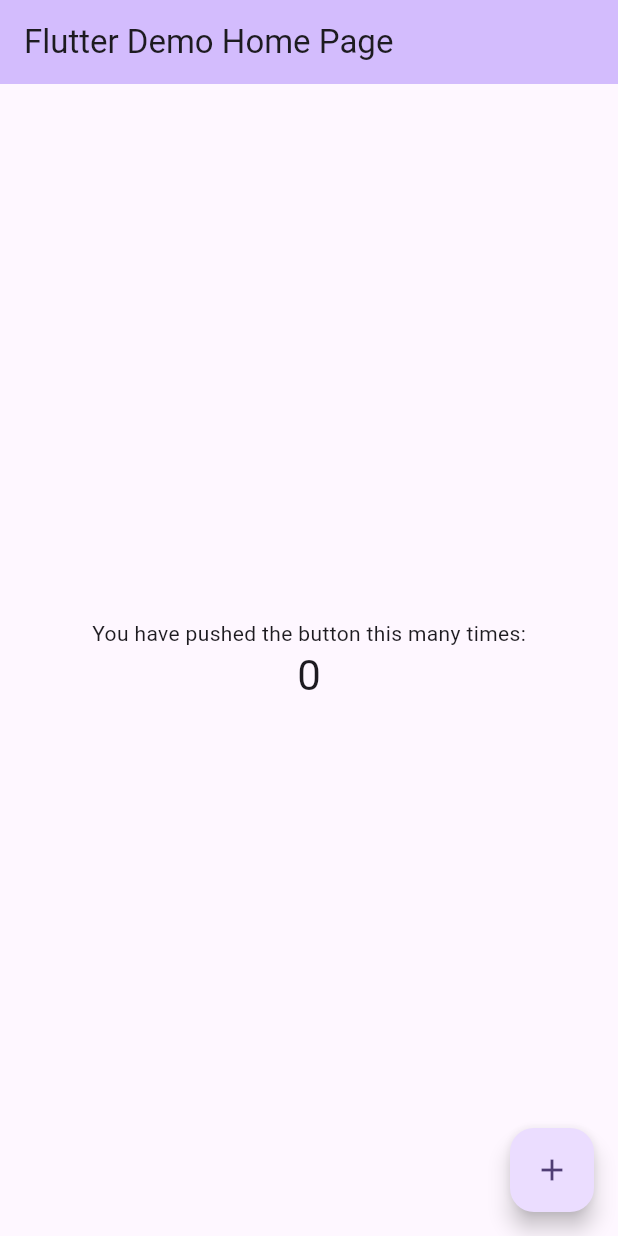
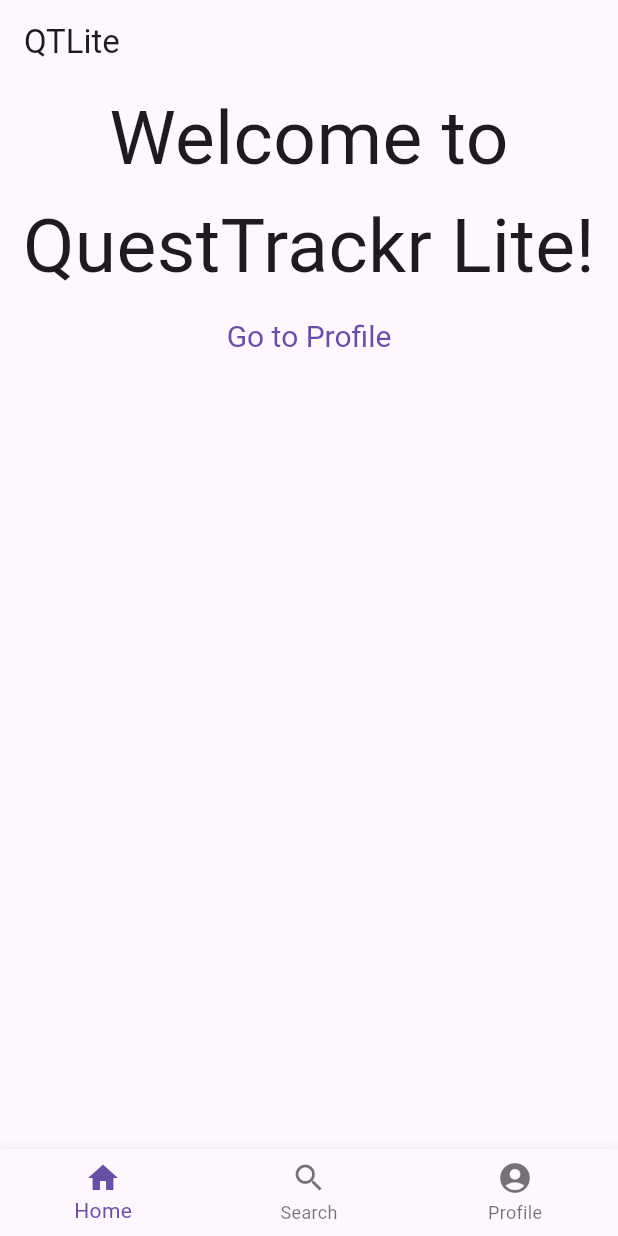
Before and after one commit to EukaryoticCS/QTLite, a Flutter app: the screen it shows after launch, on a phone screen of 412 x 824 dp. Run offline on Flutter 3.47's test engine with Material 3 defaults, Android fonts, the phone set to English and light mode, and no system bars.

Commit message:
Added basic layout

```diff
--- a/lib/main.dart
+++ b/lib/main.dart
@@ -1,125 +1,61 @@
+// ignore_for_file: prefer_const_constructors
+
 import 'package:flutter/material.dart';
 
-void main() {
-  runApp(const MyApp());
-}
+void main() => runApp(MyApp());
 
 class MyApp extends StatelessWidget {
   const MyApp({super.key});
-
   // This widget is the root of your application.
   @override
   Widget build(BuildContext context) {
     return MaterialApp(
-      title: 'Flutter Demo',
+      // Application name
+      title: 'QTLite',
+      // Application theme data, you can set the colors for the application as
+      // you want
       theme: ThemeData(
-        // This is the theme of your application.
-        //
-        // TRY THIS: Try running your application with "flutter run". You'll see
-        // the application has a purple toolbar. Then, without quitting the app,
-        // try changing the seedColor in the colorScheme below to Colors.green
-        // and then invoke "hot reload" (save your changes or press the "hot
-        // reload" button in a Flutter-supported IDE, or press "r" if you used
-        // the command line to start the app).
-        //
-        // Notice that the counter didn't reset back to zero; the application
-        // state is not lost during the reload. To reset the state, use hot
-        // restart instead.
-        //
-        // This works for code too, not just values: Most code changes can be
-        // tested with just a hot reload.
-        colorScheme: ColorScheme.fromSeed(seedColor: Colors.deepPurple),
-        useMaterial3: true,
+        // useMaterial3: true,
+        primarySwatch: Colors.purple,
       ),
-      home: const MyHomePage(title: 'Flutter Demo Home Page'),
+      // A widget which will be started on application startup
+      home: MyHomePage(title: 'QTLite'),
     );
   }
 }
 
-class MyHomePage extends StatefulWidget {
+class MyHomePage extends StatelessWidget {
+  final String title;
   const MyHomePage({super.key, required this.title});
-
-  // This widget is the home page of your application. It is stateful, meaning
-  // that it has a State object (defined below) that contains fields that affect
-  // how it looks.
-
-  // This class is the configuration for the state. It holds the values (in this
-  // case the title) provided by the parent (in this case the App widget) and
-  // used by the build method of the State. Fields in a Widget subclass are
-  // always marked "final".
-
-  final String title;
-
-  @override
-  State<MyHomePage> createState() => _MyHomePageState();
-}
-
-class _MyHomePageState extends State<MyHomePage> {
-  int _counter = 0;
-
-  void _incrementCounter() {
-    setState(() {
-      // This call to setState tells the Flutter framework that something has
-      // changed in this State, which causes it to rerun the build method below
-      // so that the display can reflect the updated values. If we changed
-      // _counter without calling setState(), then the build method would not be
-      // called again, and so nothing would appear to happen.
-      _counter++;
-    });
-  }
 
   @override
   Widget build(BuildContext context) {
-    // This method is rerun every time setState is called, for instance as done
-    // by the _incrementCounter method above.
-    //
-    // The Flutter framework has been optimized to make rerunning build methods
-    // fast, so that you can just rebuild anything that needs updating rather
-    // than having to individually change instances of widgets.
+    int selectedIndex = 0;
+
     return Scaffold(
       appBar: AppBar(
-        // TRY THIS: Try changing the color here to a specific color (to
-        // Colors.amber, perhaps?) and trigger a hot reload to see the AppBar
-        // change color while the other colors stay the same.
-        backgroundColor: Theme.of(context).colorScheme.inversePrimary,
-        // Here we take the value from the MyHomePage object that was created by
-        // the App.build method, and use it to set our appbar title.
-        title: Text(widget.title),
+        // The title text which will be shown on the action bar
+        title: Text(title),
       ),
       body: Center(
-        // Center is a layout widget. It takes a single child and positions it
-        // in the middle of the parent.
-        child: Column(
-          // Column is also a layout widget. It takes a list of children and
-          // arranges them vertically. By default, it sizes itself to fit its
-          // children horizontally, and tries to be as tall as its parent.
-          //
-          // Column has various properties to control how it sizes itself and
-          // how it positions its children. Here we use mainAxisAlignment to
-          // center the children vertically; the main axis here is the vertical
-          // axis because Columns are vertical (the cross axis would be
-          // horizontal).
-          //
-          // TRY THIS: Invoke "debug painting" (choose the "Toggle Debug Paint"
-          // action in the IDE, or press "p" in the console), to see the
-          // wireframe for each widget.
-          mainAxisAlignment: MainAxisAlignment.center,
-          children: <Widget>[
-            const Text(
-              'You have pushed the button this many times:',
-            ),
-            Text(
-              '$_counter',
-              style: Theme.of(context).textTheme.headlineMedium,
-            ),
-          ],
-        ),
-      ),
-      floatingActionButton: FloatingActionButton(
-        onPressed: _incrementCounter,
-        tooltip: 'Increment',
-        child: const Icon(Icons.add),
-      ), // This trailing comma makes auto-formatting nicer for build methods.
+          child: Column(children: [
+        Text(
+            style: TextStyle(fontSize: 50),
+            'Welcome to QuestTrackr Lite!',
+            textAlign: TextAlign.center),
+        TextButton(
+            style:
+                TextButton.styleFrom(textStyle: const TextStyle(fontSize: 20)),
+            onPressed: () => {},
+            child: const Text('Go to Profile'))
+      ])),
+      bottomNavigationBar:
+          BottomNavigationBar(items: const <BottomNavigationBarItem>[
+        BottomNavigationBarItem(icon: Icon(Icons.home), label: "Home"),
+        BottomNavigationBarItem(icon: Icon(Icons.search), label: "Search"),
+        BottomNavigationBarItem(
+            icon: Icon(Icons.account_circle), label: "Profile")
+      ]),
     );
   }
 }
```
